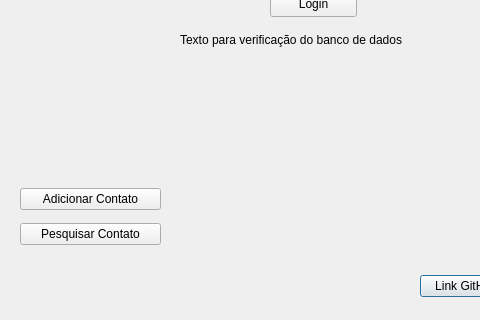
Luisf66/Qt-Creator, file janelaterciaria.ui: the form before one commit; both pictures show x 0 to 480 and y 189 to 509 of the 642 by 509 pixel window.
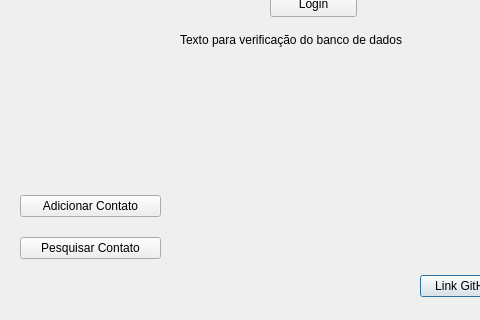
The form after the commit.

```diff
--- a/janelaterciaria.ui
+++ b/janelaterciaria.ui
@@ -109,13 +109,13 @@
     </item>
    </layout>
   </widget>
-  <widget class="QWidget" name="">
+  <widget class="QWidget" name="layoutWidget">
    <property name="geometry">
     <rect>
      <x>20</x>
      <y>370</y>
      <width>141</width>
-     <height>71</height>
+     <height>92</height>
     </rect>
    </property>
    <layout class="QVBoxLayout" name="verticalLayout_2">
```
